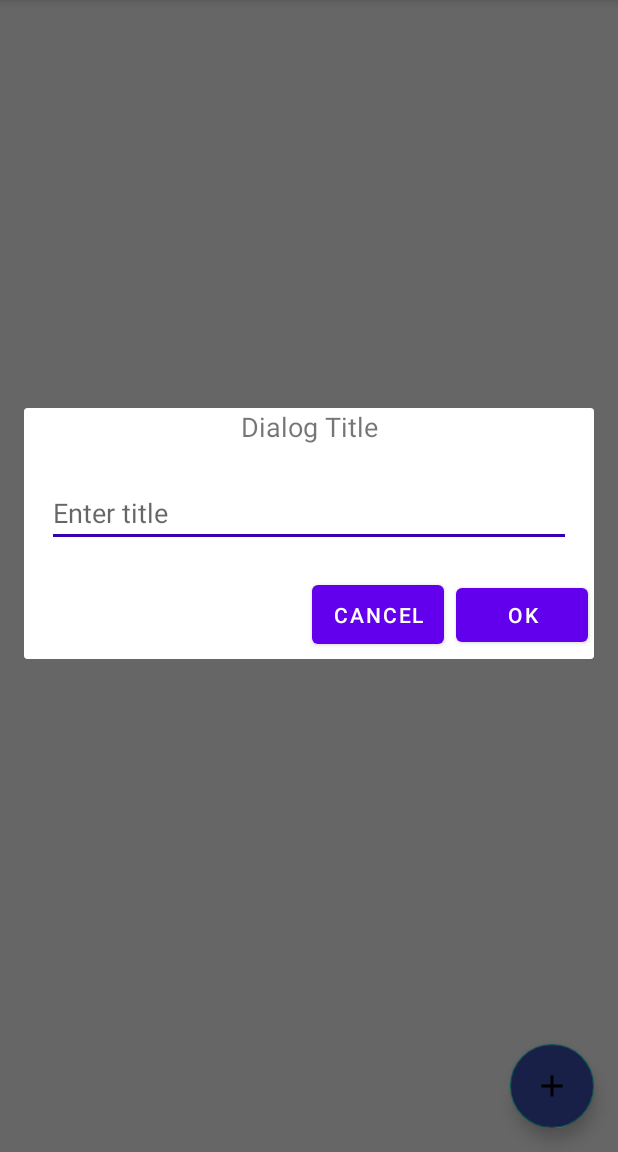
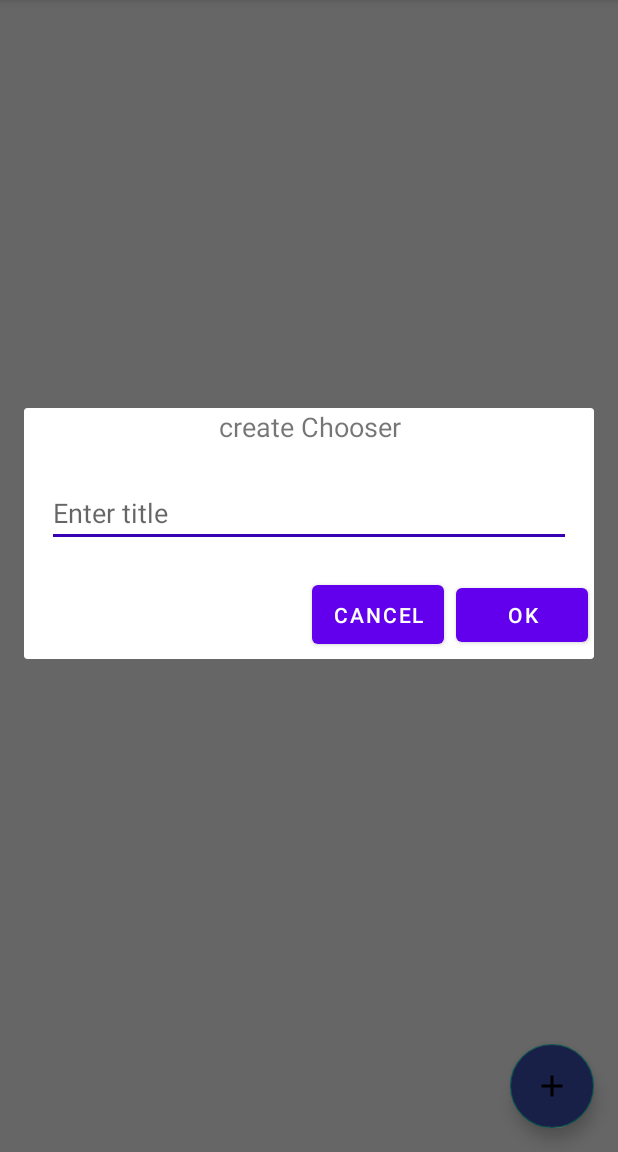
Before and after one commit to lucianojung/Random_Generator_App_With_Weighting, an Android app: the screen it shows after launch (MainActivity), after a tap on an icon or button, on a phone screen of 412 x 824 dp, the part 84-1236 px from its top. Run offline under Robolectric (Android 15) with nearby library versions, the phone set to English and light mode, and no system bars; our stand-ins replace Room's generated code; libraries missing offline, so code that uses them is left out: android.arch.persistence.

Commit message:
add and edit Dialog with fragment works, database problems continued

```diff
--- a/mobile/build.gradle
+++ b/mobile/build.gradle
@@ -27,7 +27,7 @@ dependencies {
     androidTestImplementation 'com.android.support.test:runner:1.0.2'
     androidTestImplementation 'com.android.support.test.espresso:espresso-core:3.0.2'
     wearApp project(':wear')
-    implementation 'com.google.android.gms:play-services-wearable:+'
+    implementation 'com.google.android.gms:play-services-wearable:16.0.1'
     implementation 'android.arch.persistence.room:runtime:1.1.1'
     annotationProcessor 'android.arch.persistence.room:compiler:1.1.1'
 }
--- a/mobile/src/main/java/de/lucianojung/random_generator/Dialogs/GeneratorDialogFragment.java
+++ b/mobile/src/main/java/de/lucianojung/random_generator/Dialogs/GeneratorDialogFragment.java
@@ -1,12 +1,17 @@
 package de.lucianojung.random_generator.Dialogs;
 
+import android.annotation.SuppressLint;
+import android.content.Context;
 import android.os.Bundle;
+import android.support.annotation.NonNull;
 import android.support.design.button.MaterialButton;
 import android.support.v4.app.DialogFragment;
 import android.view.LayoutInflater;
 import android.view.View;
 import android.view.ViewGroup;
 import android.widget.EditText;
+import android.widget.TextView;
+import android.widget.Toast;
 
 import de.lucianojung.random_generator.R;
 import de.lucianojung.random_generator.RandomGenerator;
@@ -14,12 +19,12 @@ import de.lucianojung.random_generator.RandomGenerator;
 public class GeneratorDialogFragment extends DialogFragment {
 
     public static final String GENERATOR_KEY = "GENERATOR_KEY";
+    public static final int MAXNAMELENGTH = 20;
+    private EditText etGeneratorName;
+    private RandomGenerator generator;
+    private DataEntryListener dataEntryListener;
 
-//    public GeneratorDialogFragment(){}
-
-
-
-    public static GeneratorDialogFragment newInstance(RandomGenerator generator){
+    public static GeneratorDialogFragment newInstance(RandomGenerator generator) {
         GeneratorDialogFragment fragment = new GeneratorDialogFragment();
         Bundle args = new Bundle();
         args.putParcelable(GENERATOR_KEY, generator);
@@ -27,25 +32,49 @@ public class GeneratorDialogFragment extends DialogFragment {
         return fragment;
     }
 
+    @Override
+    public void onAttach(Context context) {
+        super.onAttach(context);
+        dataEntryListener = (DataEntryListener) context;
+    }
 
-
+    @SuppressLint("SetTextI18n")
     @Override
-    public View onCreateView(LayoutInflater inflater,
+    public View onCreateView(@NonNull LayoutInflater inflater,
                              ViewGroup container,
-                             Bundle savedInstanceState){
+                             Bundle savedInstanceState) {
         View rootView = inflater.inflate(R.layout.dialog_fragment_main, container);
 
-        EditText etGeneratorName = rootView.findViewById(R.id.generator_title);
-        RandomGenerator generator = getArguments().getParcelable(GENERATOR_KEY);
+        etGeneratorName = rootView.findViewById(R.id.generator_title);
+        TextView dialogTitle = rootView.findViewById(R.id.dialog_title);
+        assert getArguments() != null;
+        generator = getArguments().getParcelable(GENERATOR_KEY);
 
-        etGeneratorName.setText(generator.getName());
-        //todo add EditText and setText here to pass generatorType
+        if (generator != null) {
+            String generatorName = generator.getName();
+            etGeneratorName.setText(generatorName);
+            dialogTitle.setText(getString(R.string.edit) + generatorName);
+            //todo add EditText and setText here to pass generatorType
+        } else {
+            dialogTitle.setText(getString(R.string.dialog_title_create_generator));
+        }
+        handleButtons(rootView);
+        return rootView;
+    }
 
+    private void handleButtons(View rootView) {
         MaterialButton buttonOk = rootView.findViewById(R.id.dialog_ok_button);
         buttonOk.setOnClickListener(new View.OnClickListener() {
             @Override
             public void onClick(View v) {
-                dismiss();
+                if (etGeneratorName.getText() == null && etGeneratorName.getText().toString().length() <= 0) {
+                    Toast.makeText(getActivity(), getString(R.string.empty_string_warning), Toast.LENGTH_SHORT).show();
+                } else if (etGeneratorName.getText().toString().length() > MAXNAMELENGTH) {
+                    Toast.makeText(getActivity(), "too long", Toast.LENGTH_SHORT).show();
+                } else {
+                    saveData();
+                    dismiss();
+                }
             }
         });
         MaterialButton buttonCancel = rootView.findViewById(R.id.dialog_cancel_button);
@@ -55,48 +84,16 @@ public class GeneratorDialogFragment extends DialogFragment {
                 dismiss();
             }
         });
-
-        return rootView;
     }
 
-//    @Override
-//    public void onViewCreated(View view, @Nullable Bundle savedInstanceState){
-//        super.onViewCreated(view, savedInstanceState);
-//        editGeneratorText = (EditText) view.findViewById(R.id.edit_generator_title);
-//        String title = getArguments().getString("title", "Enter Name");
-//        getDialog().setTitle(title);
-//        editGeneratorText.requestFocus();
-//        getDialog().getWindow().setSoftInputMode(
-//                WindowManager.LayoutParams.SOFT_INPUT_STATE_VISIBLE);
-//    }
+    private void saveData() {
+        if (generator == null)
+            generator = new RandomGenerator(0, "");
+        generator.setName(etGeneratorName.getText().toString());
+        dataEntryListener.onDataEntryComplete(generator, generator == null);
+    }
 
-    /*@Override
-    public Dialog onCreateDialog(Bundle b) {
-        AlertDialog.Builder dialogBuilder = new AlertDialog.Builder(getActivity());
-
-        LayoutInflater inflater = getLayoutInflater();
-        View view = inflater.inflate(R.layout.fragment_generator_dialog, null);
-
-        final EditText text = view.findViewById(R.id.edit_text);
-        dialogBuilder
-                .setView(view)
-                .setTitle(getString(R.string.dialog_title_create_generator))
-                .setPositiveButton(getString(R.string.ok), new DialogInterface.OnClickListener() {
-                    @Override
-                    public void onClick(DialogInterface dialog, int which) {
-                        if (text.getText() != null && text.getText().toString().length() > 0) {
-                            // add: (new RandomGenerator(0, text.getText().toString()));
-                        } else {
-                            Toast.makeText(getActivity(), getString(R.string.empty_string_warning), Toast.LENGTH_SHORT).show();
-                        }
-                    }
-                })
-                .setNegativeButton(getString(R.string.cancel), new DialogInterface.OnClickListener() {
-                    @Override
-                    public void onClick(DialogInterface dialog, int which) {
-                        dialog.dismiss();
-                    }
-                });
-        return dialogBuilder.create();
-    }*/
+    public interface DataEntryListener {
+        void onDataEntryComplete(RandomGenerator generator, boolean newGenerator);
+    }
 }
--- a/mobile/src/main/java/de/lucianojung/random_generator/MainActivity.java
+++ b/mobile/src/main/java/de/lucianojung/random_generator/MainActivity.java
@@ -5,7 +5,6 @@ import android.content.DialogInterface;
 import android.content.Intent;
 import android.os.AsyncTask;
 import android.os.Bundle;
-import android.os.Parcelable;
 import android.support.design.widget.FloatingActionButton;
 import android.support.v7.app.AlertDialog;
 import android.support.v7.app.AppCompatActivity;
@@ -28,7 +27,7 @@ import java.util.List;
 
 import de.lucianojung.random_generator.Dialogs.GeneratorDialogFragment;
 
-public class MainActivity<T extends Adapter> extends AppCompatActivity {
+public class MainActivity<T extends Adapter> extends AppCompatActivity implements GeneratorDialogFragment.DataEntryListener {
 
     private ArrayAdapter<RandomGenerator> generatorArrayAdapter;
     private ListView listView;
@@ -54,23 +53,14 @@ public class MainActivity<T extends Adapter> extends AppCompatActivity {
         listView.setOnItemClickListener(new AdapterView.OnItemClickListener() {
             @Override
             public void onItemClick(AdapterView<?> adapterView, View view, int position, long l) {
-                Intent valueListIntent = new Intent(view.getContext(), ValueListActivity.class);
-                valueListIntent.putExtra("RandomGenerator", (Serializable) generatorArrayAdapter.getItem(adapterView.getPositionForView(view)));
-                startActivity(valueListIntent);
+                handleEditGenerator(position);
+//                handleOpenGenerator(adapterView, view);
             }
         });
-        /*listView.setOnItemClickListener(new AdapterView.OnItemClickListener() {
-            @Override
-            public void onItemClick(AdapterView<?> parent, View view, int position, long id) {
-                // System.out.println(valueAdapter.getItem(position).getValue());
-                showDialog(DialogType.EDIT, generatorArrayAdapter.getItem(position));
-            }
-        });*/
         listView.setOnItemLongClickListener(new AdapterView.OnItemLongClickListener() {
             @Override
             public boolean onItemLongClick(AdapterView<?> parent, View view, final int position, long id) {
-                showDialog(DialogType.REMOVE, generatorArrayAdapter.getItem(position));
-                return true;
+                return handleRemoveGenerator(position);
             }
         });
 
@@ -78,12 +68,46 @@ public class MainActivity<T extends Adapter> extends AppCompatActivity {
         fab.setOnClickListener(new View.OnClickListener() {
             @Override
             public void onClick(View view) {
-                GeneratorDialogFragment generatorDialog = GeneratorDialogFragment.newInstance(new RandomGenerator(0, ""));
-//                showDialog(DialogType.ADD, null);
-                generatorDialog.show(getSupportFragmentManager(), "ADD_GENERATOR_DIALOG_FRAGMENT");
+                handleAddGenerator();
             }
         });
     }
+
+    //onClickListener
+
+    private void handleAddGenerator(){
+//        showDialog(DialogType.ADD, null);
+        GeneratorDialogFragment generatorDialog = GeneratorDialogFragment.newInstance(null);
+        generatorDialog.show(getSupportFragmentManager(), "ADD_GENERATOR_DIALOG_FRAGMENT");
+    }
+
+    private void handleEditGenerator(int position){
+//        showDialog(DialogType.EDIT, generatorArrayAdapter.getItem(position));
+        GeneratorDialogFragment generatorDialog = GeneratorDialogFragment.newInstance(generatorArrayAdapter.getItem(position));
+        generatorDialog.show(getSupportFragmentManager(), "ADD_GENERATOR_DIALOG_FRAGMENT");
+    }
+
+    private boolean handleRemoveGenerator(int position){
+        return showDialog(DialogType.REMOVE, generatorArrayAdapter.getItem(position));
+    }
+
+    private void handleOpenGenerator(AdapterView<?> adapterView, View view){
+        Intent valueListIntent = new Intent(view.getContext(), ValueListActivity.class);
+        valueListIntent.putExtra("RandomGenerator", (Serializable) generatorArrayAdapter.getItem(adapterView.getPositionForView(view)));
+        startActivity(valueListIntent);
+    }
+
+    //data Entry Listener for Dialogs
+
+    @Override
+    public void onDataEntryComplete(RandomGenerator generator, boolean newGenerator) {
+        if (newGenerator)
+            insertRandomGenerator(generator);
+        else
+            updateRandomGenerator(generator);
+    }
+
+    //override Methods
 
     @Override
     public void onStart() {
@@ -142,7 +166,7 @@ public class MainActivity<T extends Adapter> extends AppCompatActivity {
         super.onDestroy();
     }
 
-    private void showDialog(DialogType dialogType, final RandomGenerator randomGenerator){
+    private boolean showDialog(DialogType dialogType, final RandomGenerator randomGenerator){
         AlertDialog.Builder dialogBuilder = new AlertDialog.Builder(this);
 
         LayoutInflater inflater = getLayoutInflater();
@@ -205,7 +229,7 @@ public class MainActivity<T extends Adapter> extends AppCompatActivity {
                                 return;
                             }
                         }).show();
-                return;
+                return true;
         }
 
         dialogBuilder.setNegativeButton(getString(R.string.cancel), new DialogInterface.OnClickListener() {
@@ -214,6 +238,7 @@ public class MainActivity<T extends Adapter> extends AppCompatActivity {
                 dialog.dismiss();
             }
         }).show();
+        return true;
     }
 
     //returns ArrayAdapter to save Choosers
--- a/mobile/src/main/res/values/strings.xml
+++ b/mobile/src/main/res/values/strings.xml
@@ -39,4 +39,5 @@
         For Feedback send an Email at:\n
         LucianoJ@posteo.de :)
     </string>
+    <string name="edit">"edit "</string>
 </resources>
```
Also changed, not shown: mobile/src/main/res/navigation/nav_graph.xml (deleted, +0 -40 lines), 1 other file.
